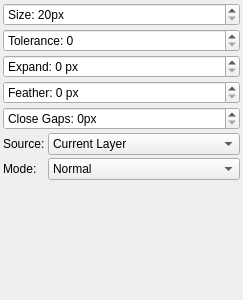
Before: the Qt Designer form src/desktop/ui/fillsettings.ui in drawpile/Drawpile, drawn with Qt 5.
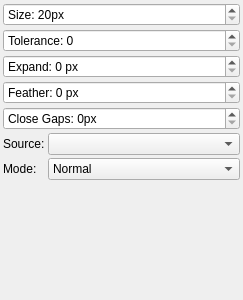
After: the same form once the commit is applied. Custom widgets are drawn as their Qt base class.

Commit message:
Allow setting arbitrary layers as fill source
Rather than just the current layer and the merged image. The source can
either be selected from a combo box or by right-clicking on a layer in
the layer list and picking the appropriate option from the menu.

The edit to the form file:
```diff
--- a/src/desktop/ui/fillsettings.ui
+++ b/src/desktop/ui/fillsettings.ui
@@ -71,16 +71,6 @@
        <height>0</height>
       </size>
      </property>
-     <item>
-      <property name="text">
-       <string>Current Layer</string>
-      </property>
-     </item>
-     <item>
-      <property name="text">
-       <string>Merged Image</string>
-      </property>
-     </item>
     </widget>
    </item>
    <item row="6" column="0" colspan="2">
```
The commit also changes 14 other files.
